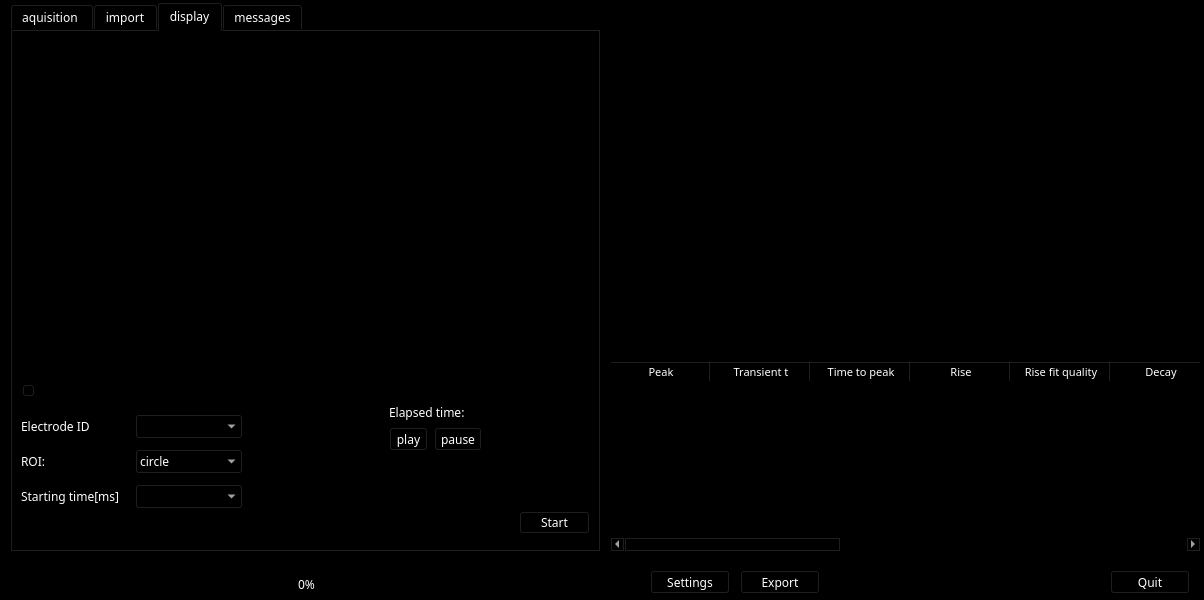
Above: rdrmaindlg.ui from xPITcoding/xCaMEAr before the change. Below: the same form after it.
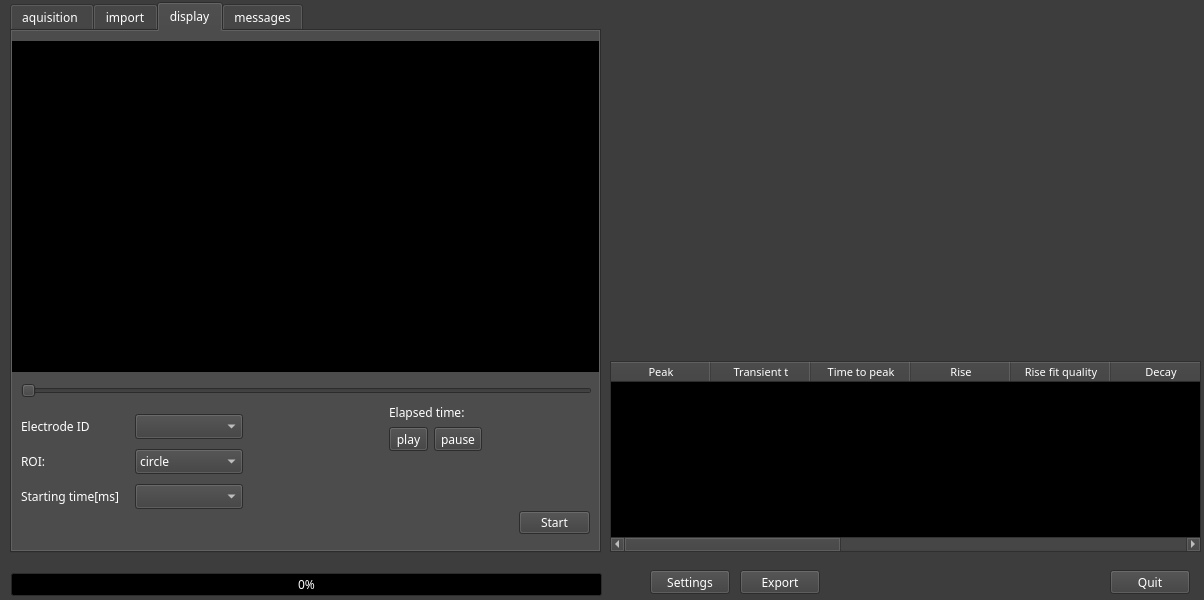
That is the form after the change. Custom widgets are drawn as their Qt base class.

```diff
--- a/rdrmaindlg.ui
+++ b/rdrmaindlg.ui
@@ -25,45 +25,45 @@
      <colorrole role="Button">
       <brush brushstyle="SolidPattern">
        <color alpha="255">
-        <red>0</red>
-        <green>0</green>
-        <blue>0</blue>
+        <red>61</red>
+        <green>61</green>
+        <blue>61</blue>
        </color>
       </brush>
      </colorrole>
      <colorrole role="Light">
       <brush brushstyle="SolidPattern">
        <color alpha="255">
-        <red>0</red>
-        <green>0</green>
-        <blue>0</blue>
+        <red>91</red>
+        <green>91</green>
+        <blue>91</blue>
        </color>
       </brush>
      </colorrole>
      <colorrole role="Midlight">
       <brush brushstyle="SolidPattern">
        <color alpha="255">
-        <red>0</red>
-        <green>0</green>
-        <blue>0</blue>
+        <red>76</red>
+        <green>76</green>
+        <blue>76</blue>
        </color>
       </brush>
      </colorrole>
      <colorrole role="Dark">
       <brush brushstyle="SolidPattern">
        <color alpha="255">
-        <red>0</red>
-        <green>0</green>
-        <blue>0</blue>
+        <red>30</red>
+        <green>30</green>
+        <blue>30</blue>
        </color>
       </brush>
      </colorrole>
      <colorrole role="Mid">
       <brush brushstyle="SolidPattern">
        <color alpha="255">
-        <red>0</red>
-        <green>0</green>
-        <blue>0</blue>
+        <red>40</red>
+        <green>40</green>
+        <blue>40</blue>
        </color>
       </brush>
      </colorrole>
@@ -106,9 +106,9 @@
      <colorrole role="Window">
       <brush brushstyle="SolidPattern">
        <color alpha="255">
-        <red>0</red>
-        <green>0</green>
-        <blue>0</blue>
+        <red>61</red>
+        <green>61</green>
+        <blue>61</blue>
        </color>
       </brush>
      </colorrole>
@@ -124,9 +124,9 @@
      <colorrole role="AlternateBase">
       <brush brushstyle="SolidPattern">
        <color alpha="255">
-        <red>0</red>
-        <green>0</green>
-        <blue>0</blue>
+        <red>30</red>
+        <green>30</green>
+        <blue>30</blue>
        </color>
       </brush>
      </colorrole>
@@ -171,45 +171,45 @@
      <colorrole role="Button">
       <brush brushstyle="SolidPattern">
        <color alpha="255">
-        <red>0</red>
-        <green>0</green>
-        <blue>0</blue>
+        <red>61</red>
+        <green>61</green>
+        <blue>61</blue>
        </color>
       </brush>
      </colorrole>
      <colorrole role="Light">
       <brush brushstyle="SolidPattern">
        <color alpha="255">
-        <red>0</red>
-        <green>0</green>
-        <blue>0</blue>
+        <red>91</red>
+        <green>91</green>
+        <blue>91</blue>
        </color>
       </brush>
      </colorrole>
      <colorrole role="Midlight">
       <brush brushstyle="SolidPattern">
        <color alpha="255">
-        <red>0</red>
-        <green>0</green>
-        <blue>0</blue>
+        <red>76</red>
+        <green>76</green>
+        <blue>76</blue>
        </color>
       </brush>
      </colorrole>
      <colorrole role="Dark">
       <brush brushstyle="SolidPattern">
        <color alpha="255">
-        <red>0</red>
-        <green>0</green>
-        <blue>0</blue>
+        <red>30</red>
+        <green>30</green>
+        <blue>30</blue>
        </color>
       </brush>
      </colorrole>
      <colorrole role="Mid">
       <brush brushstyle="SolidPattern">
        <color alpha="255">
-        <red>0</red>
-        <green>0</green>
-        <blue>0</blue>
+        <red>40</red>
+        <green>40</green>
+        <blue>40</blue>
        </color>
       </brush>
      </colorrole>
@@ -252,9 +252,9 @@
      <colorrole role="Window">
       <brush brushstyle="SolidPattern">
        <color alpha="255">
-        <red>0</red>
-        <green>0</green>
-        <blue>0</blue>
+        <red>61</red>
+        <green>61</green>
+        <blue>61</blue>
        </color>
       </brush>
      </colorrole>
@@ -270,9 +270,9 @@
      <colorrole role="AlternateBase">
       <brush brushstyle="SolidPattern">
        <color alpha="255">
-        <red>0</red>
-        <green>0</green>
-        <blue>0</blue>
+        <red>30</red>
+        <green>30</green>
+        <blue>30</blue>
        </color>
       </brush>
      </colorrole>
@@ -308,63 +308,63 @@
      <colorrole role="WindowText">
       <brush brushstyle="SolidPattern">
        <color alpha="255">
-        <red>0</red>
-        <green>0</green>
-        <blue>0</blue>
+        <red>30</red>
+        <green>30</green>
+        <blue>30</blue>
        </color>
       </brush>
      </colorrole>
      <colorrole role="Button">
       <brush brushstyle="SolidPattern">
        <color alpha="255">
-        <red>0</red>
-        <green>0</green>
-        <blue>0</blue>
+        <red>61</red>
+        <green>61</green>
+        <blue>61</blue>
        </color>
       </brush>
      </colorrole>
      <colorrole role="Light">
       <brush brushstyle="SolidPattern">
        <color alpha="255">
-        <red>0</red>
-        <green>0</green>
-        <blue>0</blue>
+        <red>91</red>
+        <green>91</green>
+        <blue>91</blue>
        </color>
       </brush>
      </colorrole>
      <colorrole role="Midlight">
       <brush brushstyle="SolidPattern">
        <color alpha="255">
-        <red>0</red>
-        <green>0</green>
-        <blue>0</blue>
+        <red>76</red>
+        <green>76</green>
+        <blue>76</blue>
        </color>
       </brush>
      </colorrole>
      <colorrole role="Dark">
       <brush brushstyle="SolidPattern">
        <color alpha="255">
-        <red>0</red>
-        <green>0</green>
-        <blue>0</blue>
+        <red>30</red>
+        <green>30</green>
+        <blue>30</blue>
        </color>
       </brush>
      </colorrole>
      <colorrole role="Mid">
       <brush brushstyle="SolidPattern">
        <color alpha="255">
-        <red>0</red>
-        <green>0</green>
-        <blue>0</blue>
+        <red>40</red>
+        <green>40</green>
+        <blue>40</blue>
        </color>
       </brush>
      </colorrole>
      <colorrole role="Text">
       <brush brushstyle="SolidPattern">
        <color alpha="255">
-        <red>0</red>
-        <green>0</green>
-        <blue>0</blue>
+        <red>30</red>
+        <green>30</green>
+        <blue>30</blue>
        </color>
       </brush>
      </colorrole>
@@ -380,27 +380,27 @@
      <colorrole role="ButtonText">
       <brush brushstyle="SolidPattern">
        <color alpha="255">
-        <red>0</red>
-        <green>0</green>
-        <blue>0</blue>
+        <red>30</red>
+        <green>30</green>
+        <blue>30</blue>
        </color>
       </brush>
      </colorrole>
      <colorrole role="Base">
       <brush brushstyle="SolidPattern">
        <color alpha="255">
-        <red>0</red>
-        <green>0</green>
-        <blue>0</blue>
+        <red>61</red>
+        <green>61</green>
+        <blue>61</blue>
        </color>
       </brush>
      </colorrole>
      <colorrole role="Window">
       <brush brushstyle="SolidPattern">
        <color alpha="255">
-        <red>0</red>
-        <green>0</green>
-        <blue>0</blue>
+        <red>61</red>
+        <green>61</green>
+        <blue>61</blue>
        </color>
       </brush>
      </colorrole>
@@ -416,9 +416,9 @@
      <colorrole role="AlternateBase">
       <brush brushstyle="SolidPattern">
        <color alpha="255">
-        <red>0</red>
-        <green>0</green>
-        <blue>0</blue>
+        <red>61</red>
+        <green>61</green>
+        <blue>61</blue>
        </color>
       </brush>
      </colorrole>
```
